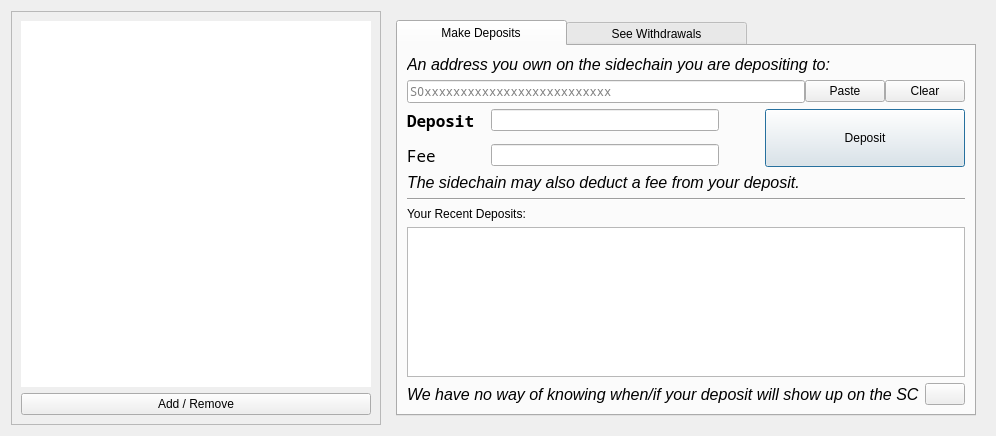
Qt form src/qt/forms/sidechainpage.ui (torkelrogstad/mainchain) before a commit.
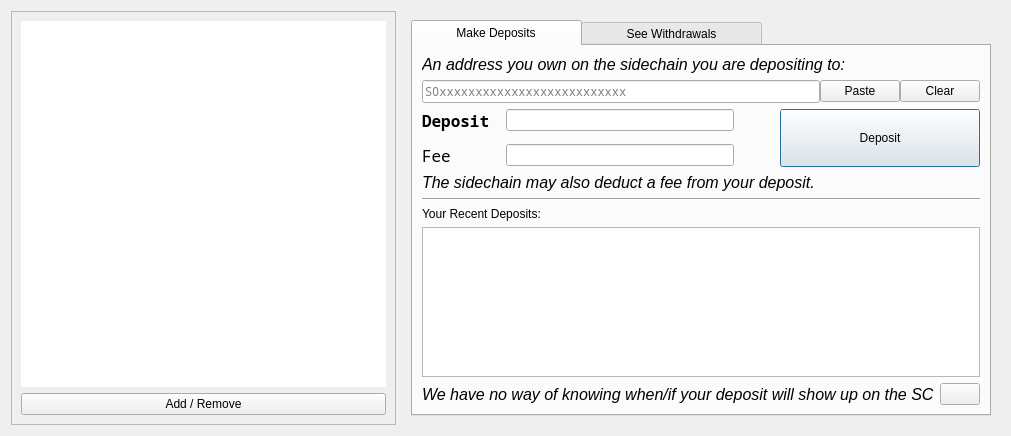
The same form after that commit. Icons and pictures are not drawn. Custom widgets are drawn as their Qt base class.

Patch:
```diff
--- a/src/qt/forms/sidechainpage.ui
+++ b/src/qt/forms/sidechainpage.ui
@@ -33,7 +33,7 @@
         </property>
         <property name="minimumSize">
          <size>
-          <width>350</width>
+          <width>365</width>
           <height>0</height>
          </size>
         </property>
```
